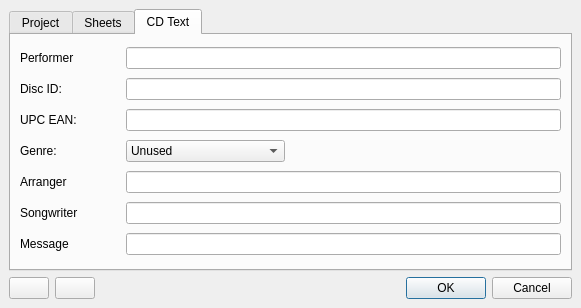
Before: the Qt Designer form src/traverso/ui/ProjectManagerDialog.ui in ErwanLegrand/Traverso-DAW, drawn with Qt 5.
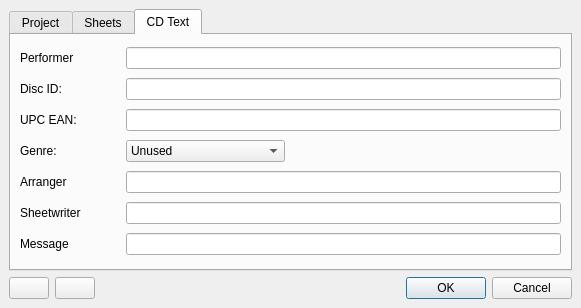
After: the same form once the commit is applied. The open tabs and pages were chosen to show the change.

```diff
--- a/src/traverso/ui/ProjectManagerDialog.ui
+++ b/src/traverso/ui/ProjectManagerDialog.ui
@@ -625,7 +625,7 @@
        <item row="5" column="0" >
         <widget class="QLabel" name="label_9" >
          <property name="text" >
-          <string>Songwriter</string>
+          <string>Sheetwriter</string>
          </property>
         </widget>
        </item>
```
Left out of the diff: 14 changed lines with no effect on the pictures.
